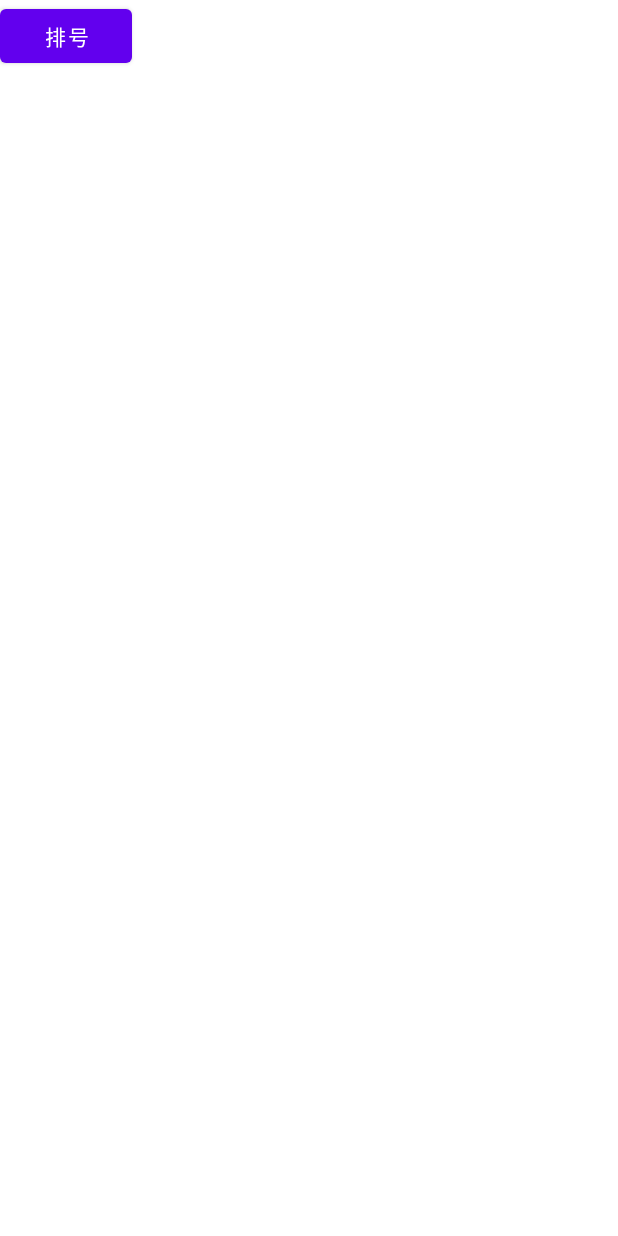
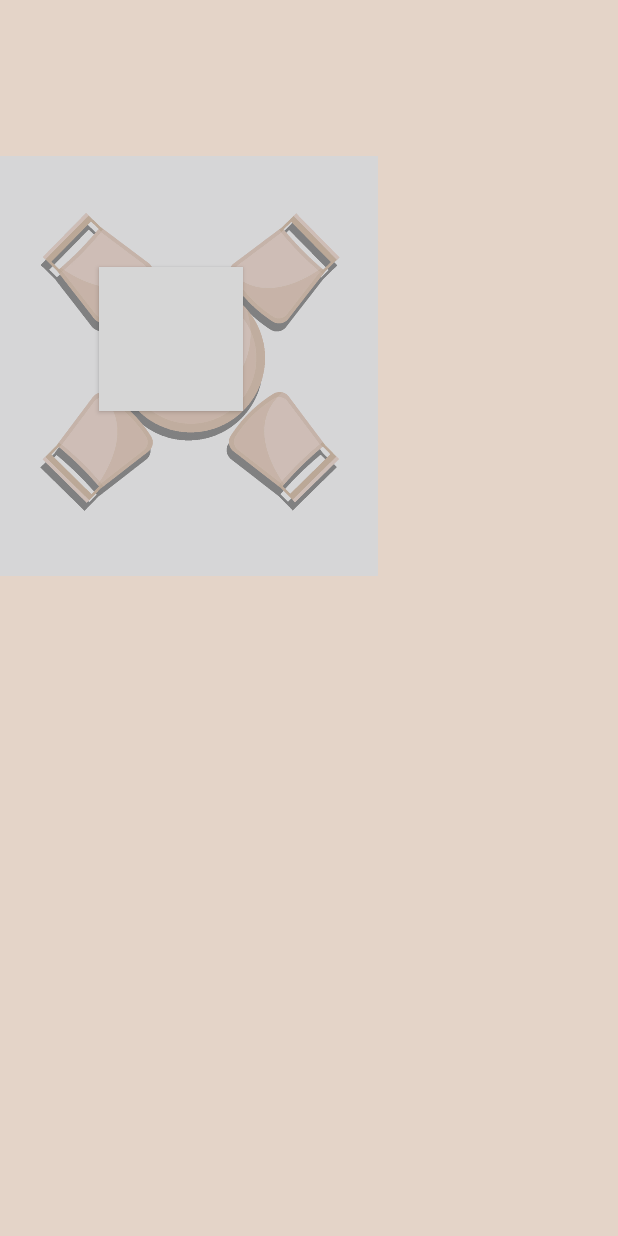
Before and after one commit to Quick-AP/QuickAP, an Android app: the ReservationActivity screen opened directly, with no data from a screen before it, on a phone screen of 412 x 824 dp. Run offline under Robolectric (Android 15) with nearby library versions, the phone set to English and light mode, and no system bars; grey boxes are pictures that could not be loaded.

Commit message:
UI Fine-tune

```diff
--- a/app/src/main/java/com/quickap/quickap/design/NotificationClickReceiver.java
+++ b/app/src/main/java/com/quickap/quickap/design/NotificationClickReceiver.java
@@ -1,4 +1,4 @@
-package java.com.quickap.quickap.design;
+package com.quickap.quickap.design;
 
 import android.content.BroadcastReceiver;
 import android.content.Context;
--- a/app/src/main/java/com/quickap/quickap/utils/QueueAskThread.java
+++ b/app/src/main/java/com/quickap/quickap/utils/QueueAskThread.java
@@ -1,4 +1,4 @@
-package java.com.quickap.quickap.utils;
+package com.quickap.quickap.utils;
 
 import android.app.Notification;
 import android.app.NotificationManager;
--- a/app/src/main/java/com/quickap/quickap/utils/QueueRegisterThread.java
+++ b/app/src/main/java/com/quickap/quickap/utils/QueueRegisterThread.java
@@ -1,6 +1,7 @@
-package java.com.quickap.quickap.utils;
+package com.quickap.quickap.utils;
 
 import android.view.View;
+
 
 /***
  * @Author jianghanchen
--- a/app/src/main/java/com/quickap/quickap/utils/QueuequeueThread.java
+++ b/app/src/main/java/com/quickap/quickap/utils/QueuequeueThread.java
@@ -1,4 +1,4 @@
-package java.com.quickap.quickap.utils;
+package com.quickap.quickap.utils;
 
 import android.view.View;
 import org.json.JSONException;
--- a/app/src/main/res/layout/activity_reservation.xml
+++ b/app/src/main/res/layout/activity_reservation.xml
@@ -1,13 +1,33 @@
 <?xml version="1.0" encoding="utf-8"?>
-<LinearLayout android:layout_height="match_parent"
+<RelativeLayout android:layout_height="match_parent"
     xmlns:android="http://schemas.android.com/apk/res/android"
     android:layout_width="match_parent"
-    android:orientation="vertical">
+    xmlns:app="http://schemas.android.com/apk/res-auto"
+    android:orientation="vertical"
+    android:background="@color/main_style_sandDlooar">
 
-    <Button android:layout_width="wrap_content"
+    <Button
+        android:id="@+id/queuingButton"
+        android:layout_width="wrap_content"
         android:layout_height="wrap_content"
-        android:onClick="leoClick"
-        android:text="排号"/>
+        android:layout_alignParentEnd="true"
+        android:layout_alignParentBottom="true"
+        android:layout_centerInParent="true"
+        android:layout_marginEnd="250dp"
+        android:layout_marginBottom="550dp"
+        android:background="@drawable/customer_style_button"
+        android:text="Queue" />
+
+    <ImageView
+        android:layout_width="280dp"
+        android:layout_height="280dp"
+        android:layout_alignParentEnd="true"
+        android:layout_alignParentBottom="true"
+        android:layout_centerInParent="true"
+        android:layout_marginEnd="160dp"
+        android:layout_marginBottom="440dp"
+        android:background="@drawable/customer_background"
+        app:srcCompat="@drawable/seat_outside" />
 
 
-</LinearLayout>
+</RelativeLayout>
--- a/app/src/main/res/layout/floor_first.xml
+++ b/app/src/main/res/layout/floor_first.xml
@@ -4,7 +4,7 @@
     xmlns:tools="http://schemas.android.com/tools"
     android:layout_width="match_parent"
     android:layout_height="match_parent"
-    tools:context=".FirstFloor">
+    tools:context=".activities.FirstFloor">
     <ScrollView
         android:id="@+id/FirstFloorContent"
         android:layout_width="match_parent"
--- a/app/src/main/res/layout/floor_second.xml
+++ b/app/src/main/res/layout/floor_second.xml
@@ -4,7 +4,7 @@
     xmlns:tools="http://schemas.android.com/tools"
     android:layout_width="match_parent"
     android:layout_height="match_parent"
-    tools:context=".SecondFloor">
+    tools:context=".activities.SecondFloor">
     <HorizontalScrollView
         android:id="@+id/SecondFloorContent"
         android:layout_width="wrap_content"
--- a/app/src/main/res/values/colors.xml
+++ b/app/src/main/res/values/colors.xml
@@ -15,6 +15,11 @@
 
     <color name="map_background">#904B4855</color>
 
+    <color name="main_style_carafe">#523A28</color>
+    <color name="main_style_brown">#A47551</color>
+    <color name="main_style_tan">#D0B49F</color>
+    <color name="main_style_sandDlooar">#E4D4C8</color>
+
 
     <color name="stepper_color">#007aff</color>
     <color name="stepper_click_color">#40007aff</color>
--- a/app/src/main/res/values/themes.xml
+++ b/app/src/main/res/values/themes.xml
@@ -2,8 +2,8 @@
     <!-- Base application theme. -->
     <style name="Theme.QuickAP" parent="Theme.MaterialComponents.DayNight.DarkActionBar">
         <!-- Primary brand color. -->
-        <item name="colorPrimary">@color/purple_500</item>
-        <item name="colorPrimaryVariant">@color/purple_700</item>
+        <item name="colorPrimary">@color/main_style_tan</item>
+        <item name="colorPrimaryVariant">@color/main_style_brown</item>
         <item name="colorOnPrimary">@color/white</item>
         <!-- Secondary brand color. -->
         <item name="colorSecondary">@color/teal_200</item>
```
Also changed, not shown: app/src/main/java/com/quickap/quickap/activities/ReservationActivity.java (+41 -21 lines), app/src/main/res/layout/activity_main.xml (+4 -4 lines), app/src/main/res/layout/success.xml (deleted, +0 -11 lines), 1 other file.
